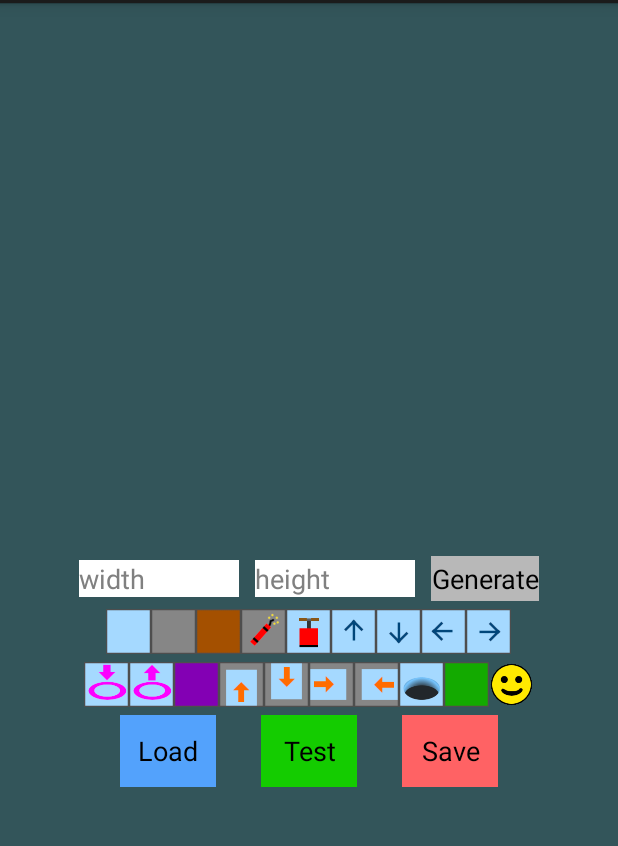
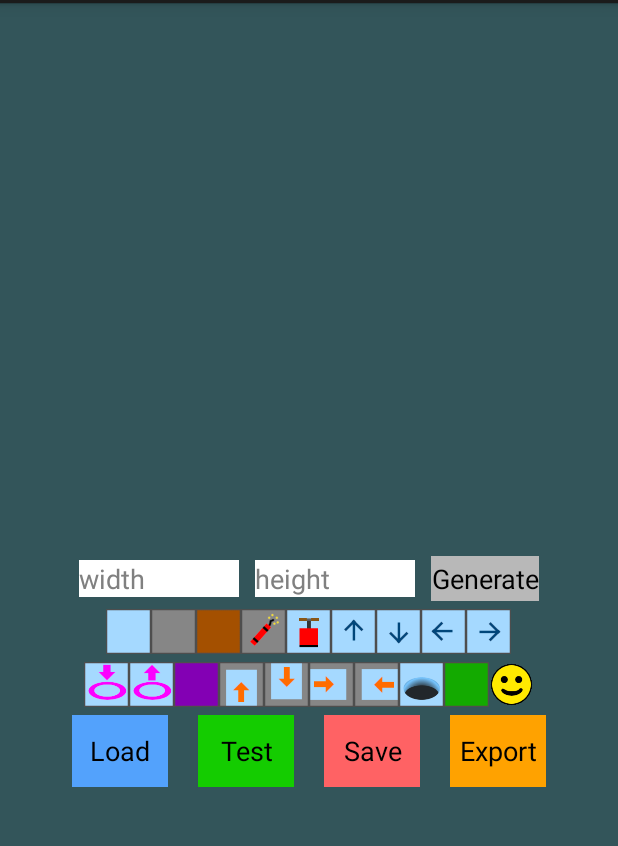
Before and after one commit to GammaSoldier/IceMaze, an Android app: the layout activity_editor.xml on its own in the app's theme, with its tools: preview values and no code run, on a phone screen of 412 x 824 dp, the part 69-915 px from its top. Run offline under Robolectric (Android 15) with nearby library versions, the phone set to English and light mode, and no system bars.

Commit message:
- export level as text-file from editor

```diff
--- a/icemaze/src/main/res/layout/activity_editor.xml
+++ b/icemaze/src/main/res/layout/activity_editor.xml
@@ -232,13 +232,10 @@
                 android:id="@+id/buttonTest"
                 android:layout_width="wrap_content"
                 android:layout_height="wrap_content"
-                android:layout_gravity="center_horizontal"
                 android:layout_marginLeft="10dp"
                 android:layout_marginRight="10dp"
                 android:background="#14cc00"
-                android:text="Test"
-                tools:layout_editor_absoluteX="160dp"
-                tools:layout_editor_absoluteY="455dp" />
+                android:text="Test" />
 
             <Button
                 android:id="@+id/buttonSave"
@@ -248,6 +245,16 @@
                 android:layout_marginRight="10dp"
                 android:background="#ff6264"
                 android:text="Save" />
+
+            <Button
+                android:id="@+id/buttonExport"
+                android:layout_width="wrap_content"
+                android:layout_height="wrap_content"
+                android:layout_marginLeft="10dp"
+                android:layout_marginRight="10dp"
+                android:background="#ffa200"
+                android:text="Export" />
+
         </TableRow>
 
     </TableLayout>
```
Also changed, not shown: icemaze/src/main/java/de/joekoperski/icemaze/EditorActivity.java (+68 -7 lines).
